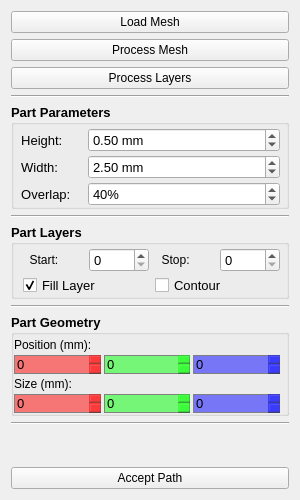
The window that proper_planning/resources/part.ui (openlmd/proper) describes before a commit, drawn with Qt 5.
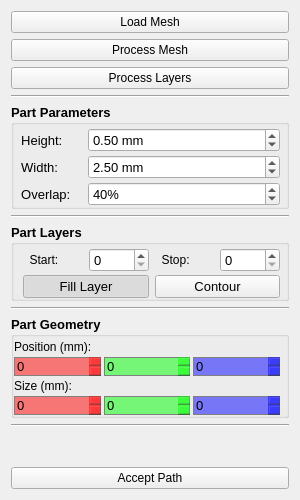
The same window after the commit.

```diff
--- a/proper_planning/resources/part.ui
+++ b/proper_planning/resources/part.ui
@@ -138,30 +138,8 @@
         </property>
        </widget>
       </item>
-      <item row="1" column="0" colspan="2">
-       <widget class="QCheckBox" name="chbFill">
-        <property name="font">
-         <font>
-          <weight>50</weight>
-          <bold>false</bold>
-         </font>
-        </property>
-        <property name="layoutDirection">
-         <enum>Qt::LeftToRight</enum>
-        </property>
-        <property name="autoFillBackground">
-         <bool>false</bool>
-        </property>
-        <property name="text">
-         <string>Fill Layer</string>
-        </property>
-        <property name="checked">
-         <bool>true</bool>
-        </property>
-       </widget>
-      </item>
       <item row="1" column="2" colspan="2">
-       <widget class="QCheckBox" name="chbContour">
+       <widget class="QPushButton" name="chbContour">
         <property name="font">
          <font>
           <weight>50</weight>
@@ -176,6 +154,37 @@
         </property>
         <property name="text">
          <string>Contour</string>
+        </property>
+        <property name="checkable">
+         <bool>true</bool>
+        </property>
+        <property name="checked">
+         <bool>false</bool>
+        </property>
+       </widget>
+      </item>
+      <item row="1" column="0" colspan="2">
+       <widget class="QPushButton" name="chbFill">
+        <property name="font">
+         <font>
+          <weight>50</weight>
+          <bold>false</bold>
+         </font>
+        </property>
+        <property name="layoutDirection">
+         <enum>Qt::LeftToRight</enum>
+        </property>
+        <property name="autoFillBackground">
+         <bool>false</bool>
+        </property>
+        <property name="text">
+         <string>Fill Layer</string>
+        </property>
+        <property name="checkable">
+         <bool>true</bool>
+        </property>
+        <property name="checked">
+         <bool>true</bool>
         </property>
        </widget>
       </item>
```
